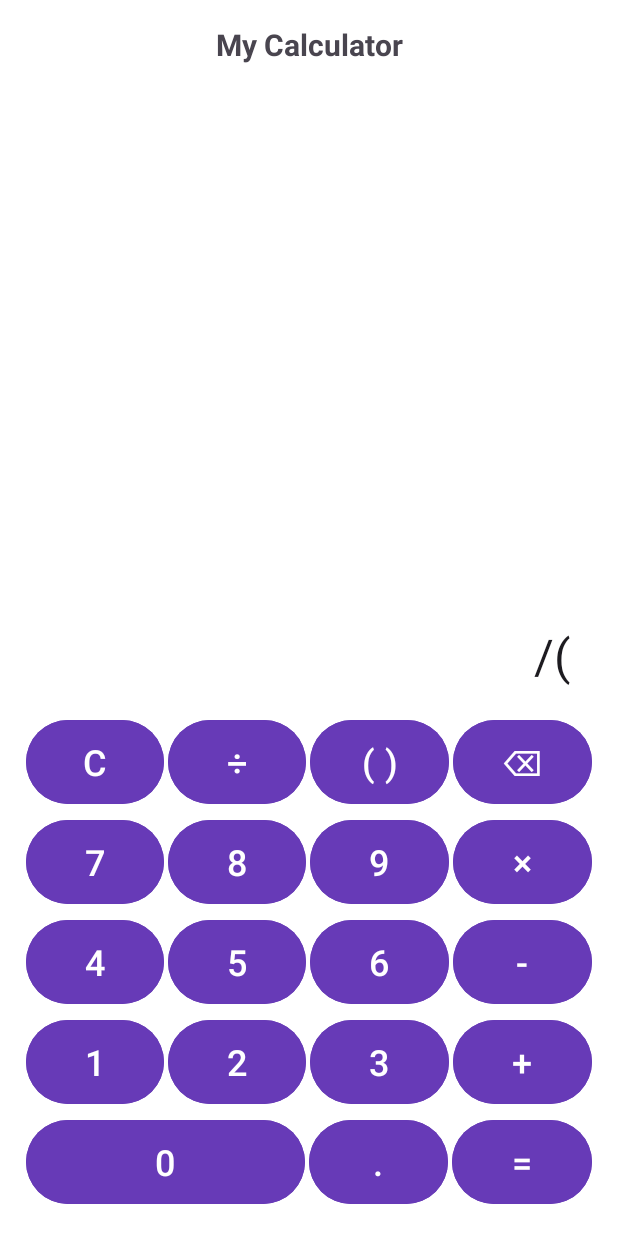
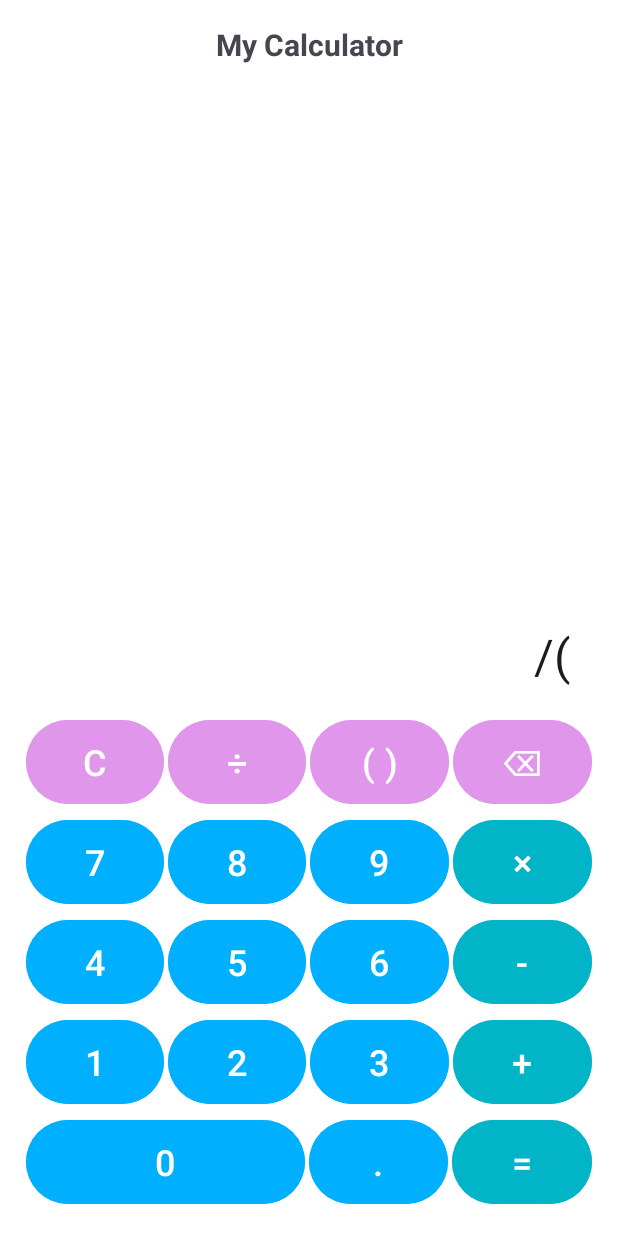
Before and after one commit to rakibahmad007/WorkingCalculator, an Android app: the screen it shows after launch (MainActivity), after a tap on "( )", on a phone screen of 412 x 824 dp. Run offline under Robolectric (Android 15) with nearby library versions, the phone set to English and light mode, and no system bars; 2 other taps on this screen came first.

Commit message:
final commit

```diff
--- a/app/src/main/java/com/example/workingcalculator/MainActivity.java
+++ b/app/src/main/java/com/example/workingcalculator/MainActivity.java
@@ -9,86 +9,96 @@ import java.util.Stack;
 
 public class MainActivity extends AppCompatActivity {
 
-    private TextView screenDisplay;
-    private StringBuilder expressionInput;
-    private boolean canOpenBracket = true; // Control whether to open or close brackets
+    private TextView resultDisplay;
+    private StringBuilder expression;
+    private boolean isOpenParenthesis = true;
+    private boolean resultShown = false;
 
     @Override
     protected void onCreate(Bundle savedInstanceState) {
         super.onCreate(savedInstanceState);
         setContentView(R.layout.activity_main);
 
-        screenDisplay = findViewById(R.id.editText);
-        expressionInput = new StringBuilder();
+        resultDisplay = findViewById(R.id.editText);
+        expression = new StringBuilder();
 
-        // Set up button listeners for different inputs
         initializeButtonListeners();
     }
 
     private void initializeButtonListeners() {
-        // Number buttons
-        findViewById(R.id.btn1).setOnClickListener(v -> addToExpression("1"));
-        findViewById(R.id.btn2).setOnClickListener(v -> addToExpression("2"));
-        findViewById(R.id.btn3).setOnClickListener(v -> addToExpression("3"));
-        findViewById(R.id.btn4).setOnClickListener(v -> addToExpression("4"));
-        findViewById(R.id.btn5).setOnClickListener(v -> addToExpression("5"));
-        findViewById(R.id.btn6).setOnClickListener(v -> addToExpression("6"));
-        findViewById(R.id.btn7).setOnClickListener(v -> addToExpression("7"));
-        findViewById(R.id.btn8).setOnClickListener(v -> addToExpression("8"));
-        findViewById(R.id.btn9).setOnClickListener(v -> addToExpression("9"));
-        findViewById(R.id.btn0).setOnClickListener(v -> addToExpression("0"));
-        findViewById(R.id.btnDot).setOnClickListener(v -> addToExpression("."));
+        findViewById(R.id.btn0).setOnClickListener(v -> appendCharacter("0"));
+        findViewById(R.id.btn1).setOnClickListener(v -> appendCharacter("1"));
+        findViewById(R.id.btn2).setOnClickListener(v -> appendCharacter("2"));
+        findViewById(R.id.btn3).setOnClickListener(v -> appendCharacter("3"));
+        findViewById(R.id.btn4).setOnClickListener(v -> appendCharacter("4"));
+        findViewById(R.id.btn5).setOnClickListener(v -> appendCharacter("5"));
+        findViewById(R.id.btn6).setOnClickListener(v -> appendCharacter("6"));
+        findViewById(R.id.btn7).setOnClickListener(v -> appendCharacter("7"));
+        findViewById(R.id.btn8).setOnClickListener(v -> appendCharacter("8"));
+        findViewById(R.id.btn9).setOnClickListener(v -> appendCharacter("9"));
+        findViewById(R.id.btnDot).setOnClickListener(v -> appendCharacter("."));
 
-        // Operation buttons
-        findViewById(R.id.btnPlus).setOnClickListener(v -> addToExpression("+"));
-        findViewById(R.id.btnMinus).setOnClickListener(v -> addToExpression("-"));
-        findViewById(R.id.btnMultiply).setOnClickListener(v -> addToExpression("*"));
-        findViewById(R.id.btnDivide).setOnClickListener(v -> addToExpression("/"));
+        findViewById(R.id.btnPlus).setOnClickListener(v -> appendOperator("+"));
+        findViewById(R.id.btnMinus).setOnClickListener(v -> appendOperator("-"));
+        findViewById(R.id.btnMultiply).setOnClickListener(v -> appendOperator("*"));
+        findViewById(R.id.btnDivide).setOnClickListener(v -> appendOperator("/"));
 
-        // Bracket button
-        findViewById(R.id.btnBrackets).setOnClickListener(v -> toggleBrackets());
+        findViewById(R.id.btnBrackets).setOnClickListener(v -> toggleParenthesis());
 
-        // Functional buttons
-        findViewById(R.id.btnClear).setOnClickListener(v -> resetInput());
+        findViewById(R.id.btnClear).setOnClickListener(v -> clearExpression());
         findViewById(R.id.btnDel).setOnClickListener(v -> removeLastCharacter());
-        findViewById(R.id.btnEquals).setOnClickListener(v -> computeResult());
+        findViewById(R.id.btnEquals).setOnClickListener(v -> computeExpressionResult());
     }
 
-    private void addToExpression(String value) {
-        expressionInput.append(value);
-        screenDisplay.setText(expressionInput.toString());
+    private void appendCharacter(String character) {
+        if (resultShown) {
+            expression.setLength(0);
+            resultShown = false;
+        }
+        expression.append(character);
+        resultDisplay.setText(expression.toString());
     }
 
-    private void toggleBrackets() {
-        if (canOpenBracket) {
-            addToExpression("(");
-        } else {
-            addToExpression(")");
+    private void appendOperator(String operator) {
+        if (resultShown) {
+            resultShown = false;
         }
-        canOpenBracket = !canOpenBracket;
+        expression.append(operator);
+        resultDisplay.setText(expression.toString());
     }
 
-    private void resetInput() {
-        expressionInput.setLength(0); // Clear the input
-        screenDisplay.setText("0"); // Reset display to zero
+    private void toggleParenthesis() {
+        if (isOpenParenthesis) {
+            appendCharacter("(");
+        } else {
+            appendCharacter(")");
+        }
+        isOpenParenthesis = !isOpenParenthesis;
+    }
+
+    private void clearExpression() {
+        expression.setLength(0);
+        resultDisplay.setText("0");
+        resultShown = false;
     }
 
     private void removeLastCharacter() {
-        if (expressionInput.length() > 0) {
-            expressionInput.deleteCharAt(expressionInput.length() - 1);
-            screenDisplay.setText(expressionInput.length() > 0 ? expressionInput.toString() : "0");
+        if (expression.length() > 0) {
+            expression.deleteCharAt(expression.length() - 1);
+            resultDisplay.setText(expression.length() > 0 ? expression.toString() : "0");
         }
     }
 
-    private void computeResult() {
+    private void computeExpressionResult() {
         try {
-            double result = evaluateExpression(expressionInput.toString());
-            screenDisplay.setText(String.valueOf(result));
-            expressionInput.setLength(0);
-            expressionInput.append(result); // Start fresh with result
+            double result = evaluateExpression(expression.toString());
+            resultDisplay.setText(String.valueOf(result));
+            expression.setLength(0);
+            expression.append(result);
+            resultShown = true;
         } catch (Exception e) {
-            screenDisplay.setText("Error");
-            expressionInput.setLength(0); // Clear input on error
+            resultDisplay.setText("Error");
+            expression.setLength(0);
         }
     }
 
@@ -99,67 +109,68 @@ public class MainActivity extends AppCompatActivity {
         for (int i = 0; i < expression.length(); i++) {
             char currentChar = expression.charAt(i);
 
-            // Skip any whitespace
             if (currentChar == ' ')
                 continue;
 
-            // If the character is a digit or a decimal, parse it
-            if (Character.isDigit(currentChar) || currentChar == '.') {
+            if (currentChar == '-' && (i == 0 || isOperator(expression.charAt(i - 1)) || expression.charAt(i - 1) == '(')) {
+                StringBuilder sb = new StringBuilder();
+                sb.append(currentChar);
+                i++;
+                while (i < expression.length() && (Character.isDigit(expression.charAt(i)) || expression.charAt(i) == '.')) {
+                    sb.append(expression.charAt(i++));
+                }
+                i--;
+                values.push(Double.parseDouble(sb.toString()));
+            }
+            else if (Character.isDigit(currentChar) || currentChar == '.') {
                 StringBuilder sb = new StringBuilder();
                 while (i < expression.length() && (Character.isDigit(expression.charAt(i)) || expression.charAt(i) == '.')) {
                     sb.append(expression.charAt(i++));
                 }
-                i--; // Adjust for the outer loop increment
+                i--;
                 values.push(Double.parseDouble(sb.toString()));
             }
-            // Handle opening parenthesis
             else if (currentChar == '(') {
                 operators.push(currentChar);
             }
-            // Handle closing parenthesis
             else if (currentChar == ')') {
                 while (!operators.isEmpty() && operators.peek() != '(') {
-                    values.push(applyOperation(operators.pop(), values.pop(), values.pop()));
+                    values.push(applyOperator(operators.pop(), values.pop(), values.pop()));
                 }
-                operators.pop(); // Pop the opening parenthesis
+                operators.pop();
             }
-            // If an operator is encountered
             else if (isOperator(currentChar)) {
-                while (!operators.isEmpty() && precedence(currentChar, operators.peek())) {
-                    values.push(applyOperation(operators.pop(), values.pop(), values.pop()));
+                while (!operators.isEmpty() && hasPrecedence(currentChar, operators.peek())) {
+                    values.push(applyOperator(operators.pop(), values.pop(), values.pop()));
                 }
                 operators.push(currentChar);
             }
         }
 
-        // Apply any remaining operators
         while (!operators.isEmpty()) {
-            values.push(applyOperation(operators.pop(), values.pop(), values.pop()));
+            values.push(applyOperator(operators.pop(), values.pop(), values.pop()));
         }
 
         return values.pop();
     }
 
-    private boolean isOperator(char op) {
-        return op == '+' || op == '-' || op == '*' || op == '/';
+    private boolean isOperator(char operator) {
+        return operator == '+' || operator == '-' || operator == '*' || operator == '/';
     }
 
-    private boolean precedence(char currentOp, char topOp) {
-        if (topOp == '(' || topOp == ')')
+    private boolean hasPrecedence(char operator1, char operator2) {
+        if (operator2 == '(' || operator2 == ')')
             return false;
-        if ((currentOp == '*' || currentOp == '/') && (topOp == '+' || topOp == '-'))
+        if ((operator1 == '*' || operator1 == '/') && (operator2 == '+' || operator2 == '-'))
             return false;
         return true;
     }
 
-    private double applyOperation(char operator, double b, double a) throws Exception {
+    private double applyOperator(char operator, double b, double a) throws Exception {
         switch (operator) {
-            case '+':
-                return a + b;
-            case '-':
-                return a - b;
-            case '*':
-                return a * b;
+            case '+': return a + b;
+            case '-': return a - b;
+            case '*': return a * b;
             case '/':
                 if (b == 0) throw new ArithmeticException("Cannot divide by zero");
                 return a / b;
--- a/app/src/main/res/layout/activity_main.xml
+++ b/app/src/main/res/layout/activity_main.xml
@@ -23,7 +23,8 @@
         android:gravity="bottom|end"
         android:padding="16dp"
         android:textSize="32sp"
-        android:focusable="false"/>
+        android:focusable="false"
+        android:hint="0"/>
 
     <TableLayout
         android:layout_width="match_parent"
@@ -40,7 +41,7 @@
                 android:text="C"
                 android:textSize="24sp"
                 android:layout_margin="1dp"
-                android:backgroundTint="#673AB7"/>
+                android:backgroundTint="@color/pink"/>
 
             <Button android:id="@+id/btnDivide"
                 android:layout_width="0dp"
@@ -49,7 +50,7 @@
                 android:text="÷"
                 android:textSize="24sp"
                 android:layout_margin="1dp"
-                android:backgroundTint="#673AB7"/>
+                android:backgroundTint="@color/pink"/>
 
             <Button android:id="@+id/btnBrackets"
                 android:layout_width="0dp"
@@ -58,7 +59,7 @@
                 android:text="( )"
                 android:textSize="24sp"
                 android:layout_margin="1dp"
-                android:backgroundTint="#673AB7"/>
+                android:backgroundTint="@color/pink"/>
 
             <Button android:id="@+id/btnDel"
                 android:layout_width="0dp"
@@ -67,7 +68,7 @@
                 android:text="⌫"
                 android:textSize="24sp"
                 android:layout_margin="1dp"
-                android:backgroundTint="#673AB7"/>
+                android:backgroundTint="@color/pink"/>
         </TableRow>
         <TableRow
             android:layout_width="match_parent"
@@ -79,7 +80,7 @@
                 android:text="7"
                 android:textSize="24sp"
                 android:layout_margin="1dp"
-                android:backgroundTint="#673AB7"/>
+                android:backgroundTint="@color/blue"/>
 
             <Button android:id="@+id/btn8"
                 android:layout_width="0dp"
@@ -88,7 +89,7 @@
                 android:text="8"
                 android:textSize="24sp"
                 android:layout_margin="1dp"
-                android:backgroundTint="#673AB7"/>
+                android:backgroundTint="@color/blue"/>
 
             <Button android:id="@+id/btn9"
                 android:layout_width="0dp"
@@ -97,7 +98,7 @@
                 android:text="9"
                 android:textSize="24sp"
                 android:layout_margin="1dp"
-                android:backgroundTint="#673AB7"/>
+                android:backgroundTint="@color/blue"/>
 
             <Button android:id="@+id/btnMultiply"
                 android:layout_width="0dp"
@@ -106,7 +107,7 @@
                 android:text="×"
                 android:textSize="24sp"
                 android:layout_margin="1dp"
-                android:backgroundTint="#673AB7"/>
+                android:backgroundTint="@color/turqoise"/>
         </TableRow>
         <TableRow
             android:layout_width="match_parent"
@@ -118,7 +119,7 @@
                 android:text="4"
                 android:textSize="24sp"
                 android:layout_margin="1dp"
-                android:backgroundTint="#673AB7"/>
+                android:backgroundTint="@color/blue"/>
 
             <Button android:id="@+id/btn5"
                 android:layout_width="0dp"
@@ -127,7 +128,7 @@
                 android:text="5"
                 android:textSize="24sp"
                 android:layout_margin="1dp"
-                android:backgroundTint="#673AB7"/>
+                android:backgroundTint="@color/blue"/>
 
             <Button android:id="@+id/btn6"
                 android:layout_width="0dp"
@@ -136,7 +137,7 @@
                 android:text="6"
                 android:textSize="24sp"
                 android:layout_margin="1dp"
-                android:backgroundTint="#673AB7"/>
+                android:backgroundTint="@color/blue"/>
 
             <Button android:id="@+id/btnMinus"
                 android:layout_width="0dp"
@@ -145,7 +146,7 @@
                 android:text="-"
                 android:textSize="24sp"
                 android:layout_margin="1dp"
-                android:backgroundTint="#673AB7"/>
+                android:backgroundTint="@color/turqoise"/>
         </TableRow>
         <TableRow
             android:layout_width="match_parent"
@@ -157,7 +158,7 @@
                 android:text="1"
                 android:textSize="24sp"
                 android:layout_margin="1dp"
-                android:backgroundTint="#673AB7"/>
+                android:backgroundTint="@color/blue"/>
 
             <Button android:id="@+id/btn2"
                 android:layout_width="0dp"
@@ -166,7 +167,7 @@
                 android:text="2"
                 android:textSize="24sp"
                 android:layout_margin="1dp"
-                android:backgroundTint="#673AB7"/>
+                android:backgroundTint="@color/blue"/>
 
             <Button android:id="@+id/btn3"
                 android:layout_width="0dp"
@@ -175,7 +176,7 @@
                 android:text="3"
                 android:textSize="24sp"
                 android:layout_margin="1dp"
-                android:backgroundTint="#673AB7"/>
+                android:backgroundTint="@color/blue"/>
 
             <Button android:id="@+id/btnPlus"
                 android:layout_width="0dp"
@@ -184,7 +185,7 @@
                 android:text="+"
                 android:textSize="24sp"
                 android:layout_margin="1dp"
-                android:backgroundTint="#673AB7"/>
+                android:backgroundTint="@color/turqoise"/>
         </TableRow>
         <TableRow
             android:layout_width="match_parent"
@@ -196,7 +197,7 @@
                 android:text="0"
                 android:textSize="24sp"
                 android:layout_margin="1dp"
-                android:backgroundTint="#673AB7"/>
+                android:backgroundTint="@color/blue"/>
 
             <Button android:id="@+id/btnDot"
                 android:layout_width="0dp"
@@ -205,7 +206,7 @@
                 android:text="."
                 android:textSize="24sp"
                 android:layout_margin="1dp"
-                android:backgroundTint="#673AB7"/>
+                android:backgroundTint="@color/blue"/>
 
             <Button android:id="@+id/btnEquals"
                 android:layout_width="0dp"
@@ -214,7 +215,7 @@
                 android:text="="
                 android:textSize="24sp"
                 android:layout_margin="1dp"
-                android:backgroundTint="#673AB7"/>
+                android:backgroundTint="@color/turqoise"/>
         </TableRow>
     </TableLayout>
 </LinearLayout>
--- a/app/src/main/res/values/colors.xml
+++ b/app/src/main/res/values/colors.xml
@@ -3,5 +3,9 @@
     <color name="black">#FF000000</color>
     <color name="white">#FFFFFFFF</color>
     <color name="blue">#00B0FF</color>
+    <color name="pink">#E096EB</color>
+    <color name="turqoise">#02B4C7</color>
+
+
 
 </resources>
```
